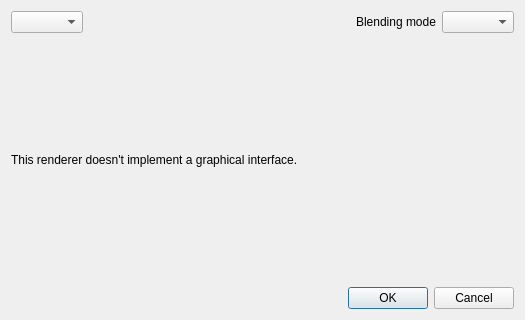
Old version of the form src/ui/qgsrendererv2propsdialogbase.ui in the repository qgis/QGIS.
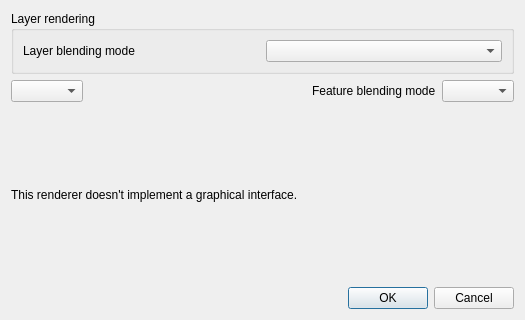
New version of the form. Custom widgets are drawn as their Qt base class.

Commit message: Add blend mode option for features, allows blending to be used between features in a layer

```diff
--- a/src/ui/qgsrendererv2propsdialogbase.ui
+++ b/src/ui/qgsrendererv2propsdialogbase.ui
@@ -14,6 +14,31 @@
    <string>Renderer settings</string>
   </property>
   <layout class="QVBoxLayout" name="verticalLayout_2">
+   <item>
+    <widget class="QgsCollapsibleGroupBox" name="groupBox">
+     <property name="title">
+      <string>Layer rendering</string>
+     </property>
+     <property name="collapsed" stdset="0">
+      <bool>false</bool>
+     </property>
+     <property name="saveCollapsedState" stdset="0">
+      <bool>true</bool>
+     </property>     
+     <layout class="QHBoxLayout" name="horizontalLayout">
+      <item>
+       <widget class="QLabel" name="lblLayerBlend">
+        <property name="text">
+         <string>Layer blending mode</string>
+        </property>
+       </widget>
+      </item>
+      <item>
+       <widget class="QgsBlendModeComboBox" name="mBlendModeComboBox"/>
+      </item>
+     </layout>
+    </widget>
+   </item>
    <item>
     <layout class="QHBoxLayout" name="horizontalLayout">
      <item>
@@ -33,14 +58,14 @@
       </spacer>
      </item>
      <item>
-      <widget class="QLabel" name="label_2">
+      <widget class="QLabel" name="lblFeatureBlend">
        <property name="text">
-        <string>Blending mode</string>
+        <string>Feature blending mode</string>
        </property>
       </widget>
      </item>
      <item>
-      <widget class="QgsBlendModeComboBox" name="mBlendModeComboBox"/>
+      <widget class="QgsBlendModeComboBox" name="mFeatureBlendComboBox"/>
      </item>
     </layout>
    </item>
@@ -89,6 +114,12 @@
    <extends>QComboBox</extends>
    <header>qgsblendmodecombobox.h</header>
   </customwidget>
+  <customwidget>
+   <class>QgsCollapsibleGroupBox</class>
+   <extends>QGroupBox</extends>
+   <header>qgscollapsiblegroupbox.h</header>
+   <container>1</container>
+  </customwidget>  
  </customwidgets>
  <tabstops>
   <tabstop>cboRenderers</tabstop>
```
The commit also changes 5 other files.
